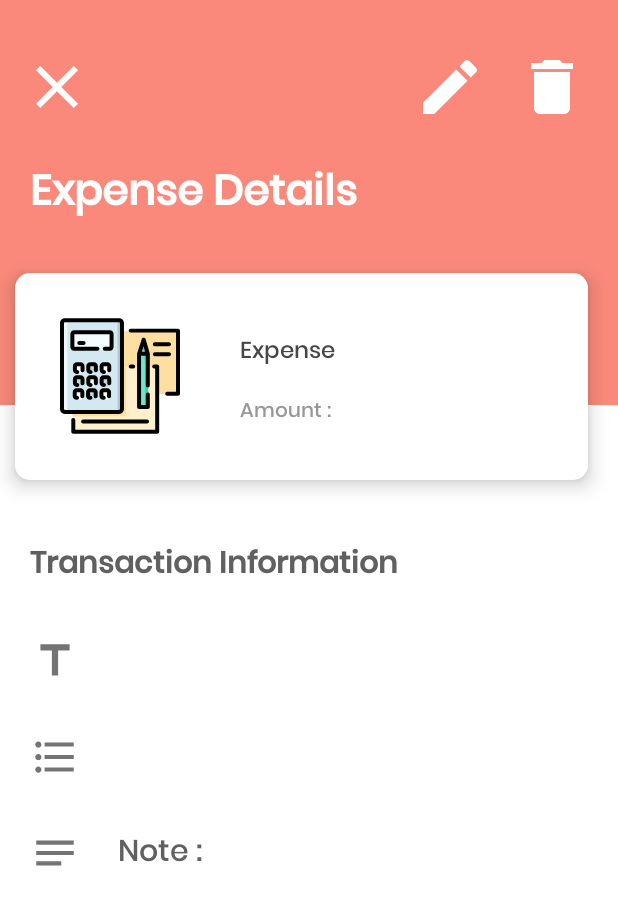
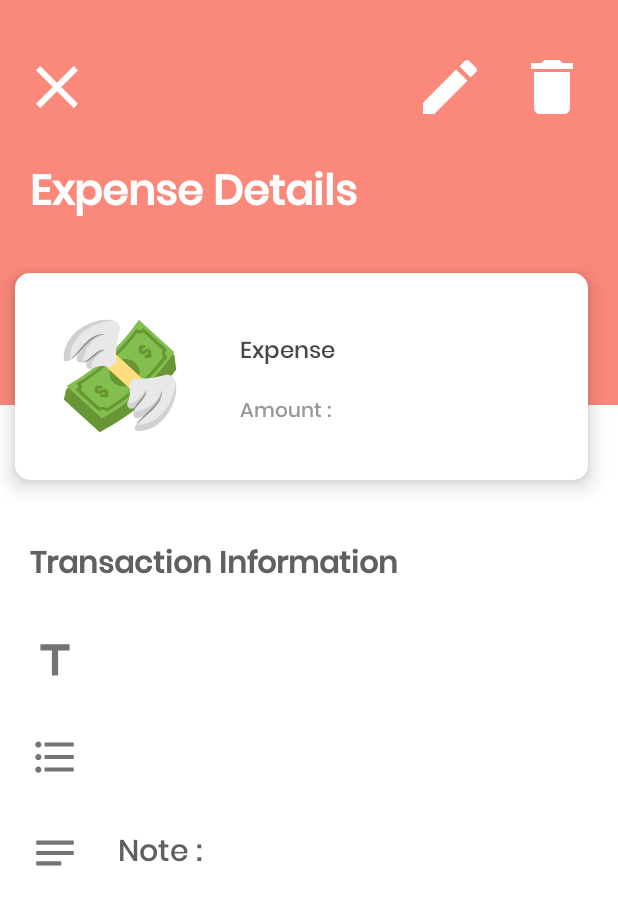
Before and after one commit to Vidusha-Jayaweera/MAD_Qapital, an Android app: the ExpenseDetailsActivity screen opened directly, with no data from a screen before it, on a phone screen of 412 x 824 dp. Shown: the top 905 px of the screen. Run offline under Robolectric (Android 15) with nearby library versions, the phone set to English and light mode, and no system bars; our stand-ins replace Firebase (no records; nobody signed in at launch, a user with empty details on screens opened directly).

Commit message:
Changes added

```diff
--- a/app/build.gradle
+++ b/app/build.gradle
@@ -51,4 +51,5 @@ dependencies {
     androidTestImplementation 'androidx.test.espresso:espresso-core:3.5.1'
     implementation platform('com.google.firebase:firebase-bom:31.5.0')
     implementation 'com.google.firebase:firebase-database-ktx'
+
 }
--- a/app/src/main/AndroidManifest.xml
+++ b/app/src/main/AndroidManifest.xml
@@ -12,6 +12,7 @@
         android:supportsRtl="true"
         android:theme="@style/Theme.Qapital"
         tools:targetApi="31">
+
         <activity
             android:name=".activities.ExpenseFetchingActivity"
             android:exported="false" />
--- a/app/src/main/java/com/example/qapital/activities/MainActivity.kt
+++ b/app/src/main/java/com/example/qapital/activities/MainActivity.kt
@@ -11,6 +11,7 @@ import com.google.firebase.database.FirebaseDatabase
 class MainActivity : AppCompatActivity() {
 
     private lateinit var expenseButton: Button
+
     override fun onCreate(savedInstanceState: Bundle?) {
         super.onCreate(savedInstanceState)
         setContentView(R.layout.activity_main)
--- /dev/null
+++ b/app/src/main/res/drawable/bg_expense_image.xml
@@ -0,0 +1,69 @@
+<vector xmlns:android="http://schemas.android.com/apk/res/android"
+    android:width="800dp"
+    android:height="800dp"
+    android:viewportWidth="64"
+    android:viewportHeight="64">
+  <path
+      android:pathData="M61,20.9C54.8,15.3 48.6,9.6 42.4,4C33.3,17.8 17.9,30.1 3.3,39c-0.4,1.9 -0.8,3.7 -1.3,5.5C8.4,50.3 14.8,56.2 21.2,62C36.3,53.7 52.3,41.9 62,28.5c-0.3,-2.5 -0.7,-5 -1,-7.6"
+      android:fillColor="#699635"/>
+  <path
+      android:pathData="M22.4,54.6C16.1,48.8 9.8,43 3.5,37.3c15.7,-8.9 28.9,-21 38.6,-35.3C48.4,7.8 54.7,13.5 61,19.3c-9.7,14.3 -22.9,26.4 -38.6,35.3"
+      android:fillColor="#83bf4f"/>
+  <path
+      android:pathData="M20.8,50.8c-4.2,-3.8 -8.4,-7.7 -12.6,-11.5c0.3,-0.2 0.5,-0.3 0.8,-0.5c0.8,-0.5 1,-1.4 0.3,-2.1l-0.6,-0.6C21.4,28.3 32.4,18.3 41,6.7l0.6,0.6c0.7,0.6 1.7,0.5 2.3,-0.2c0.2,-0.2 0.3,-0.5 0.5,-0.7c4.2,3.8 8.4,7.7 12.6,11.5c-0.2,0.2 -0.3,0.5 -0.5,0.7c-0.6,0.8 -0.5,1.9 0.2,2.6l0.6,0.6C48.7,33.3 37.7,43.3 25,51.1l-0.6,-0.6c-0.7,-0.6 -1.9,-0.7 -2.8,-0.2c-0.3,0.2 -0.5,0.3 -0.8,0.5m-9.9,-11.4c3.4,3.1 6.8,6.2 10.3,9.4c1.3,-0.4 2.8,-0.3 4,0.3C36.8,41.7 46.9,32.5 55,21.8c-0.7,-1.1 -0.8,-2.5 -0.3,-3.7c-3.4,-3.1 -6.8,-6.2 -10.3,-9.4c-0.9,0.8 -2.2,0.9 -3.3,0.3C33,19.8 22.9,29 11.3,36.4c0.6,1 0.5,2.2 -0.4,3"
+      android:fillColor="#699635"/>
+  <path
+      android:pathData="M20,37.3c1.1,-0.4 2.3,-0.3 3.1,0.4c-0.5,0.4 -1.1,0.8 -1.6,1.2c-0.2,-0.2 -0.7,-0.2 -0.9,0c-0.3,0.2 -0.4,0.5 -0.1,0.7c0.2,0.2 0.7,0.2 1,0c1.2,-0.8 2.9,-0.9 3.8,0c0.7,0.7 0.8,1.7 0.1,2.5c0.2,0.2 0.4,0.3 0.6,0.5c-0.5,0.3 -1,0.7 -1.5,1c-0.2,-0.2 -0.4,-0.4 -0.6,-0.5c-1.1,0.3 -2.3,0.2 -3,-0.5c0.6,-0.4 1.1,-0.7 1.7,-1.1c0.2,0.2 0.7,0.2 1,0c0.3,-0.2 0.3,-0.5 0.1,-0.7c-0.2,-0.2 -0.6,-0.2 -0.9,0c-0.7,0.5 -1.6,0.7 -2.4,0.6c-0.6,-0.1 -1.1,-0.3 -1.5,-0.6c-0.7,-0.7 -0.7,-1.6 -0.1,-2.4c-0.2,-0.1 -0.3,-0.3 -0.5,-0.5c0.5,-0.3 1,-0.7 1.5,-1c-0.1,0.1 0.1,0.2 0.2,0.4"
+      android:fillColor="#699635"/>
+  <path
+      android:pathData="M43.2,15.9c0.9,-0.6 2,-0.6 2.7,0.1l-1.2,1.5c-0.2,-0.2 -0.6,-0.2 -0.8,0.1c-0.2,0.3 -0.2,0.7 0,0.9s0.6,0.2 0.8,-0.1c0.9,-1.1 2.4,-1.3 3.3,-0.5c0.7,0.7 0.9,1.8 0.5,2.8c0.2,0.2 0.4,0.3 0.6,0.5c-0.4,0.5 -0.7,0.9 -1.1,1.4c-0.2,-0.2 -0.4,-0.4 -0.6,-0.5c-0.9,0.5 -1.9,0.5 -2.6,-0.2c0.4,-0.5 0.9,-1 1.3,-1.5c0.2,0.2 0.6,0.2 0.8,-0.1s0.2,-0.7 0,-0.9c-0.2,-0.2 -0.6,-0.2 -0.8,0.1c-0.5,0.6 -1.3,1 -2,1c-0.5,0 -1,-0.2 -1.4,-0.5c-0.7,-0.7 -0.9,-1.7 -0.5,-2.7c-0.2,-0.1 -0.3,-0.3 -0.5,-0.5c0.4,-0.4 0.8,-0.9 1.1,-1.4c0,0.2 0.2,0.3 0.4,0.5"
+      android:fillColor="#699635"/>
+  <path
+      android:pathData="M40.2,35.5c-3.2,2.9 -8.6,2.8 -11.7,0c-3.1,-2.9 -2.9,-7.4 0.3,-10.3c3.2,-2.9 8.2,-3.2 11.3,-0.3c3.2,2.8 3.3,7.7 0.1,10.6"
+      android:fillColor="#699635"/>
+  <path
+      android:pathData="M21.8,24.5l18.9,17.3c2.2,-1.8 4.2,-3.7 6.2,-5.7L28.1,18.8c-2,1.9 -4.1,3.8 -6.3,5.7"
+      android:fillColor="#ffdd7d"/>
+  <path
+      android:pathData="M40.8,49.4c2.1,-1.6 4.2,-3.3 6.2,-5V36c-2,2 -4.1,3.9 -6.2,5.7v7.7"
+      android:fillColor="#dbb471"/>
+  <path
+      android:pathData="M12.1,24.7c1.1,-0.4 2,-1 2.9,-1.7c0.9,-0.7 1.7,-1.4 2.6,-2.2c0.9,-0.7 1.8,-1.5 2.8,-2c1,-0.6 2.3,-0.9 3.4,-0.7c-1.1,0.2 -2.1,0.7 -3,1.4c-0.9,0.6 -1.7,1.4 -2.6,2.1c-0.9,0.7 -1.8,1.5 -2.8,2.1c-1,0.6 -2.2,1 -3.3,1"
+      android:fillColor="#8d9998"/>
+  <path
+      android:pathData="M39.8,33.1s4.9,1.4 16.3,-1.6s6,29.8 -14.8,29.8c-2.3,0 -2.4,-2.9 4,-8.1c0,0 -9,2.1 -5.1,-4.6c0,0 -6.4,1.1 -3.5,-4c0,0 1.3,-3.8 0.1,-8.1c0.1,0 0.8,-2.2 3,-3.4"
+      android:fillColor="#e8e8e8"/>
+  <path
+      android:pathData="M61.5,34.7c0.2,8.8 -6.8,23.4 -20.7,23.4h-0.2c-1.3,2.1 -0.7,3.3 0.7,3.3c15.8,-0.1 22.7,-18.9 20.2,-26.7"
+      android:fillColor="#d1d1d1"/>
+  <path
+      android:pathData="M54.3,39.5c-3,10.8 -15,11.7 -15,11.7c-0.5,2.3 0.5,3.3 1.8,3.3c4.4,0.1 12.6,-7.2 13.2,-15"
+      android:fillColor="#d1d1d1"/>
+  <path
+      android:pathData="M45.9,39.5c-7.1,10 -9.6,6.3 -9.6,6.3c-1.8,4 2.9,4 3.7,3.1c2.3,-2.5 6,-7.7 5.9,-9.4"
+      android:fillColor="#d1d1d1"/>
+  <path
+      android:pathData="M40.5,58.4c1.2,-1.6 2.7,-2.9 4.2,-4.2c1.5,-1.3 3,-2.6 4.5,-4c1.4,-1.4 2.8,-3 3.8,-4.8c1,-1.8 1.5,-3.9 1.3,-5.9c-0.2,2 -0.9,3.9 -2,5.5s-2.4,3.1 -3.8,4.5s-2.9,2.7 -4.3,4.2c-1.5,1.3 -2.8,2.9 -3.7,4.7"
+      android:fillColor="#8d9998"/>
+  <path
+      android:pathData="M39.3,51.2c0.4,-1.1 1,-2 1.7,-2.9c0.7,-0.9 1.4,-1.7 2.2,-2.6c0.7,-0.9 1.5,-1.8 2,-2.8c0.6,-1 0.9,-2.3 0.7,-3.4c-0.2,1.1 -0.7,2.1 -1.4,3c-0.6,0.9 -1.4,1.7 -2.1,2.6c-0.7,0.9 -1.5,1.8 -2.1,2.8c-0.6,1 -1,2.2 -1,3.3"
+      android:fillColor="#8d9998"/>
+  <path
+      android:pathData="M30.2,24.2s-1.4,-4.9 1.6,-16.3S2,1.9 2,22.7c0,2.3 2.9,2.4 8.1,-4c0,0 -2.1,9 4.6,5.1c0,0 -1.1,6.4 4,3.5c0,0 3.8,-1.3 8.1,-0.1c0,-0.1 2.2,-0.8 3.4,-3"
+      android:fillColor="#e8e8e8"/>
+  <path
+      android:pathData="M28.6,2.5C19.8,2.3 5.2,9.3 5.2,23.2v0.2c-2.1,1.2 -3.2,0.7 -3.2,-0.7C2,6.9 20.8,0 28.6,2.5"
+      android:fillColor="#d1d1d1"/>
+  <path
+      android:pathData="M23.8,9.7c-10.8,3 -11.7,15 -11.7,15c-2.3,0.5 -3.3,-0.5 -3.3,-1.8c-0.1,-4.4 7.2,-12.6 15,-13.2"
+      android:fillColor="#d1d1d1"/>
+  <path
+      android:pathData="M23.8,18.1c-10,7.1 -6.3,9.6 -6.3,9.6c-4,1.8 -4,-2.9 -3.1,-3.7c2.5,-2.3 7.7,-6 9.4,-5.9"
+      android:fillColor="#d1d1d1"/>
+  <path
+      android:pathData="M4.9,23.5c1.6,-1.2 2.9,-2.7 4.2,-4.2c1.3,-1.5 2.6,-3 4,-4.5c1.4,-1.4 3,-2.8 4.8,-3.8c1.8,-1 3.9,-1.5 5.9,-1.3c-2,0.2 -3.9,0.9 -5.5,2s-3.1,2.4 -4.5,3.8s-2.7,2.9 -4.2,4.3c-1.4,1.5 -2.9,2.8 -4.7,3.7"
+      android:fillColor="#8d9998"/>
+  <path
+      android:pathData="M12.1,24.7c1.1,-0.4 2,-1 2.9,-1.7c0.9,-0.7 1.7,-1.4 2.6,-2.2c0.9,-0.7 1.8,-1.5 2.8,-2c1,-0.6 2.3,-0.9 3.4,-0.7c-1.1,0.2 -2.1,0.7 -3,1.4c-0.9,0.6 -1.7,1.4 -2.6,2.1c-0.9,0.7 -1.8,1.5 -2.8,2.1c-1,0.6 -2.2,1 -3.3,1"
+      android:fillColor="#8d9998"/>
+</vector>
--- /dev/null
+++ b/app/src/main/res/drawable/circle_button_background.xml
@@ -0,0 +1,6 @@
+<?xml version="1.0" encoding="utf-8"?>
+<shape xmlns:android="http://schemas.android.com/apk/res/android"
+    android:shape="oval">
+    <solid android:color="@android:color/white"/>
+    <stroke android:color="@android:color/darker_gray" android:width="2dp"/>
+</shape>
--- /dev/null
+++ b/app/src/main/res/drawable/ic_baseline_add_24.xml
@@ -0,0 +1,5 @@
+<vector android:height="24dp" android:tint="#FFFFFF"
+    android:viewportHeight="24" android:viewportWidth="24"
+    android:width="24dp" xmlns:android="http://schemas.android.com/apk/res/android">
+    <path android:fillColor="@android:color/white" android:pathData="M19,13h-6v6h-2v-6H5v-2h6V5h2v6h6v2z"/>
+</vector>
--- a/app/src/main/res/layout/activity_expense_details.xml
+++ b/app/src/main/res/layout/activity_expense_details.xml
@@ -93,7 +93,7 @@
             android:layout_height="80dp"
             android:layout_gravity="center_vertical"
             android:layout_marginStart="30dp"
-            android:src="@drawable/ic_calc_note_svgrepo_com" />
+            android:src="@drawable/bg_expense_image" />
 
         <RelativeLayout
             android:layout_width="match_parent"
--- a/app/src/main/res/layout/activity_expense_insertion.xml
+++ b/app/src/main/res/layout/activity_expense_insertion.xml
@@ -208,7 +208,8 @@
                     android:hint="Date"
                     android:inputType="date"
                     android:textColor="#717171"
-                    android:textColorHint="@color/black" />
+                    android:textColorHint="@color/black"
+                    tools:ignore="SpeakableTextPresentCheck"/>
             </com.google.android.material.textfield.TextInputLayout>
 
             <com.google.android.material.textfield.TextInputLayout
--- a/app/src/main/res/layout/expense_list_item.xml
+++ b/app/src/main/res/layout/expense_list_item.xml
@@ -6,7 +6,7 @@
     app:cardElevation="8dp"
     app:cardCornerRadius="8dp"
     android:layout_margin="8dp"
-    android:background="@color/Expense">
+    app:cardBackgroundColor="@color/Expense">
 
     <LinearLayout
         android:layout_width="wrap_content"
@@ -15,14 +15,14 @@
         android:padding="16dp"
         android:layout_gravity="center"
         android:orientation="vertical"
-        android:background="@color/Expense">
+        >
 
         <LinearLayout
             android:layout_width="wrap_content"
             android:layout_height="wrap_content"
             android:layout_gravity="center_vertical"
             android:orientation="horizontal"
-            android:background="@color/Expense">
+            >
 
             <TextView
                 android:id="@+id/tvExpenseTitle"
```
Also changed, not shown: app/src/main/res/layout/activity_expense_fetching.xml (+19 -6 lines), app/src/main/res/layout/activity_main.xml (+10 -0 lines), app/src/main/res/drawable/back_img.jpeg (added).
